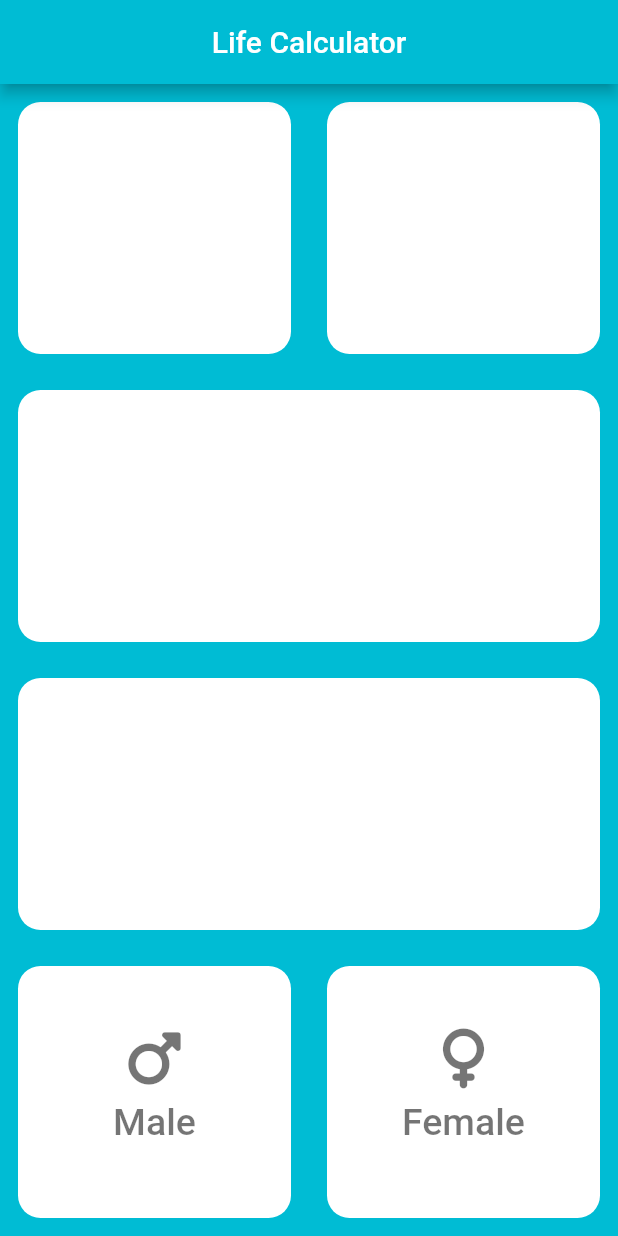
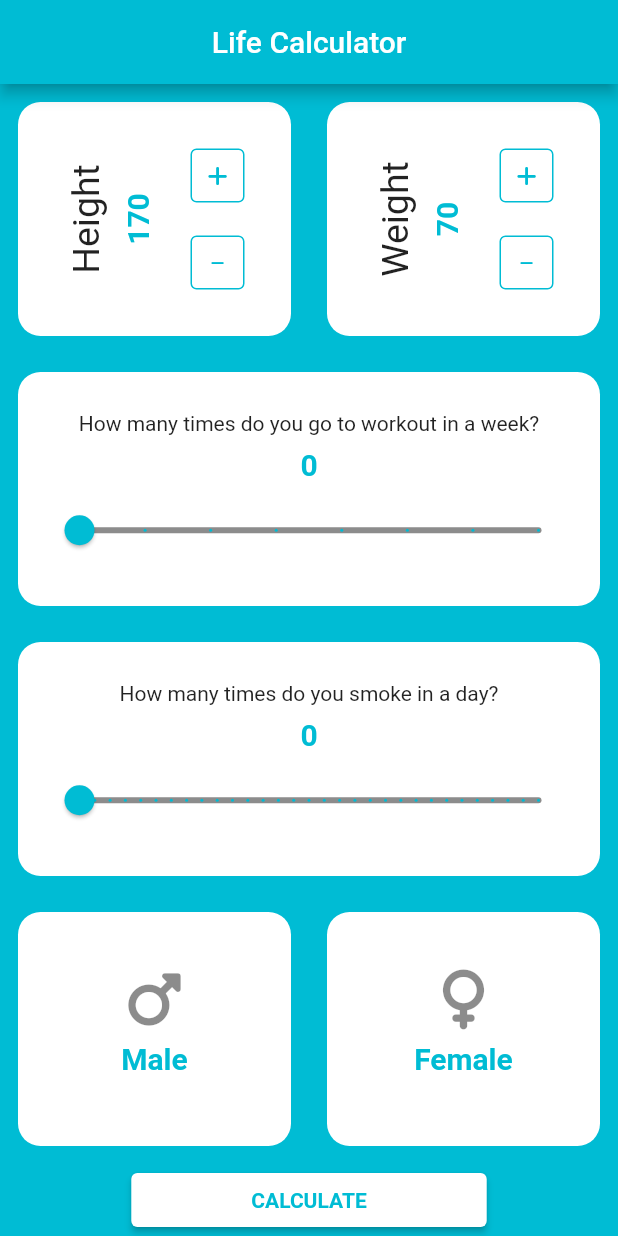
Before and after one commit to 4ZR41L/life_calculator, a Flutter app: the screen it shows after launch, on a phone screen of 412 x 824 dp. Run offline on Flutter 3.47's test engine with Material 2 defaults, Android fonts, the light colour scheme and no system bars; our stand-ins replace font_awesome_flutter.

Commit message:
ui is ready working on routing abilities

```diff
--- /dev/null
+++ b/lib/constants.dart
@@ -0,0 +1,8 @@
+
+
+import 'package:flutter/material.dart';
+
+TextStyle font25 = const TextStyle(
+    fontSize: 20,
+    fontWeight: FontWeight.bold,
+    color: Colors.cyan);
--- a/lib/input_page.dart
+++ /dev/null
@@ -1,39 +0,0 @@
-import 'package:flutter/material.dart';
-import 'package:life_calculator/widgets.dart';
-
-class InputPage extends StatefulWidget {
-  const InputPage({Key? key}) : super(key: key);
-
-  @override
-  State<InputPage> createState() => _InputPageState();
-}
-
-class _InputPageState extends State<InputPage> {
-  @override
-  Widget build(BuildContext context) {
-    return Scaffold(
-      backgroundColor: Colors.cyan,
-      appBar: AppBar(
-        backgroundColor: Colors.cyan,
-        title: const Text(
-          'Life Calculator',
-        ),
-        centerTitle: true,
-      ),
-      body: SafeArea(
-          child: Column(
-        mainAxisAlignment: MainAxisAlignment.spaceEvenly,
-        children: [
-          Expanded(flex: 1, child: Row(children: [Box(), Box()],)),
-          Box(),
-          Box(),
-          Expanded(flex: 1, child: Row(children: [Box(innerWidget: const GenderBox(gender: 'male',)), Box(innerWidget: const GenderBox(gender:'female'),)],)),
-
-
-
-
-        ],
-      )),
-    );
-  }
-}
--- a/lib/main.dart
+++ b/lib/main.dart
@@ -1,6 +1,7 @@
 import 'package:flutter/material.dart';
-import 'package:life_calculator/input_page.dart';
-
+import 'package:life_calculator/screens/final_screen.dart';
+import 'package:life_calculator/screens/input_screen.dart';
+import 'package:life_calculator/screens/result_screen.dart';
 
 void main() {
   runApp(const MyApp());
@@ -13,14 +14,19 @@ class MyApp extends StatelessWidget {
   @override
   Widget build(BuildContext context) {
     return MaterialApp(
-
       debugShowCheckedModeBanner: false,
       title: 'Flutter Demo',
       theme: ThemeData(
-
-        primaryColor: Colors.cyan
-      ),
-      home: const InputPage(),
+          scaffoldBackgroundColor: Colors.cyan,
+          primaryColor: Colors.cyan,
+          backgroundColor: Colors.cyan,
+          colorScheme:
+              ColorScheme.fromSwatch().copyWith(secondary: Colors.cyan)),
+      routes: {
+        '/': (context) => const InputScreen(),
+        '/ResultScreen': (context) => const ResultScreen(),
+        '/FinalScreen': (context) => const FinalScreen()
+      },
     );
   }
 }
--- /dev/null
+++ b/lib/screens/final_screen.dart
@@ -0,0 +1,35 @@
+import 'package:flutter/material.dart';
+
+class FinalScreen extends StatelessWidget {
+  const FinalScreen({Key? key}) : super(key: key);
+
+  @override
+  Widget build(BuildContext context) {
+    return Scaffold(
+      appBar: AppBar(
+        backgroundColor: Colors.cyan,
+        title: const Text('Final Screen'),
+        centerTitle: true,
+      ),
+      body: Center(
+        child: Column(
+          mainAxisAlignment: MainAxisAlignment.center,
+          crossAxisAlignment: CrossAxisAlignment.center,
+          children: [
+             const Text(
+              'Height: ',
+              textAlign: TextAlign.center,
+            ),
+            ElevatedButton(
+              onPressed: () {
+                Navigator.pop(context);
+
+              },
+              child: const Text('Back'),
+            )
+          ],
+        ),
+      ),
+    );
+  }
+}
--- /dev/null
+++ b/lib/screens/input_screen.dart
@@ -0,0 +1,99 @@
+import 'package:flutter/material.dart';
+import 'package:life_calculator/widgets/container_box.dart';
+import 'package:life_calculator/widgets/gender_box.dart';
+import 'package:life_calculator/widgets/height_weight_box.dart';
+import 'package:life_calculator/widgets/smoke_box.dart';
+import 'package:life_calculator/widgets/sport_box.dart';
+
+class InputScreen extends StatefulWidget {
+  const InputScreen({Key? key}) : super(key: key);
+
+  @override
+  State<InputScreen> createState() => _InputScreenState();
+}
+
+class _InputScreenState extends State<InputScreen> {
+  @override
+  Widget build(BuildContext context) {
+    Map userData = {
+      'height': heightOfUser,
+      'gender': 'male',
+      'smokeCount': smokeCount,
+      'weight': weightOfUser,
+      'workoutCount': workoutCount
+    };
+
+    return Scaffold(
+      //backgroundColor: Colors.cyan,
+      appBar: AppBar(
+        backgroundColor: Colors.cyan,
+        title: const Text(
+          'Life Calculator',
+        ),
+        centerTitle: true,
+      ),
+      body: SafeArea(
+        child: Column(
+          crossAxisAlignment: CrossAxisAlignment.stretch,
+          mainAxisAlignment: MainAxisAlignment.spaceEvenly,
+          children: [
+            Expanded(
+                flex: 1,
+                child: Row(
+                  children: const [
+                    Box(
+                      innerWidget: HeightWeightBox(typeOfBox: 'height'),
+                    ),
+                    Box(
+                      innerWidget: HeightWeightBox(typeOfBox: 'weight'),
+                    )
+                  ],
+                )),
+            const Box(innerWidget: SportBox()),
+            const Box(
+              innerWidget: SmokeBox(),
+            ),
+            Expanded(
+              flex: 1,
+              child: Row(
+                children: [
+                  Box(
+                    innerWidget: GenderBox(
+                      gender: 'male',
+                    ),
+                  ),
+                  Box(
+                    innerWidget: GenderBox(gender: 'female'),
+                  )
+                ],
+              ),
+            ),
+            Center(
+              child: ElevatedButton(
+                style: const ButtonStyle(
+                  backgroundColor: MaterialStatePropertyAll(
+                    Colors.white,
+                  ),
+                  padding: MaterialStatePropertyAll(
+                    EdgeInsetsDirectional.fromSTEB(80, 5, 80, 5),
+                  ),
+                ),
+                onPressed: () {
+                  Navigator.pushNamed(context, '/ResultScreen',
+                      arguments: userData);
+                },
+                child: const Text(
+                  'CALCULATE',
+                  style: TextStyle(
+                    color: Colors.cyan,
+                    fontWeight: FontWeight.bold,
+                  ),
+                ),
+              ),
+            ),
+          ],
+        ),
+      ),
+    );
+  }
+}
--- /dev/null
+++ b/lib/screens/result_screen.dart
@@ -0,0 +1,46 @@
+import 'package:flutter/material.dart';
+import 'final_screen.dart';
+
+
+class ResultScreen extends StatelessWidget {
+
+  const ResultScreen({super.key});
+
+  static const routeName = '/extractArguments';
+
+  @override
+  Widget build(BuildContext context) {
+
+    return Scaffold(
+      appBar: AppBar(
+        backgroundColor: Colors.cyan,
+        title: const Text('Result Screen'),
+        centerTitle: true,
+      ),
+      body: Center(
+        child: Column(
+          mainAxisAlignment: MainAxisAlignment.center,
+          crossAxisAlignment: CrossAxisAlignment.center,
+          children: [
+             const Text(
+              'Height: \nWeight:  \nWorkoutCount:  \nSmokeCount: \nGender: ',
+              textAlign: TextAlign.center,
+            ),
+            ElevatedButton(
+              onPressed: () {
+                Route route = MaterialPageRoute(
+                  builder: (context) {
+                    return const FinalScreen();
+                  },
+                );
+
+                Navigator.push(context, route);
+              },
+              child: const Text('next'),
+            )
+          ],
+        ),
+      ),
+    );
+  }
+}
--- a/lib/widgets.dart
+++ /dev/null
@@ -1,86 +0,0 @@
-import 'package:flutter/material.dart';
-import 'package:font_awesome_flutter/font_awesome_flutter.dart';
-
-class Box extends StatefulWidget {
-  late Color reng;
-  final Widget? innerWidget;
-  Box({super.key, this.reng = Colors.white, this.innerWidget});
-
-  @override
-  State<Box> createState() => _BoxState();
-}
-
-class _BoxState extends State<Box> {
-  @override
-  Widget build(BuildContext context) {
-    return Expanded(
-      child: Container(
-          margin: const EdgeInsets.all(12.0),
-          decoration: BoxDecoration(
-              color: widget.reng, borderRadius: BorderRadius.circular(15)),
-          padding: const EdgeInsets.all(15),
-          child: widget.innerWidget),
-    );
-  }
-}
-
-class GenderBox extends StatefulWidget {
-  final String gender;
-
-  const GenderBox({super.key, required this.gender});
-
-  @override
-  State<GenderBox> createState() => _GenderBoxState();
-}
-
-class _GenderBoxState extends State<GenderBox> {
-
-  Color maleColor = Colors.black54;
-  Color femaleColor = Colors.black54;
-
-  void selectGender(gender) {
-    setState(() {
-      if (gender == 'male') {
-        femaleColor = Colors.black45;
-        maleColor = Colors.green;
-      } else {
-        femaleColor = Colors.green;
-        maleColor = Colors.black45;
-      }
-    });
-  }
-
-  @override
-  Widget build(BuildContext context) {
-    return TextButton(
-      onPressed: () {
-        selectGender(widget.gender);
-      },
-      child: Column(
-        mainAxisAlignment: MainAxisAlignment.center,
-        children: [
-          widget.gender == 'female'
-              ? FaIcon(
-                  FontAwesomeIcons.venus,
-                  size: 40,
-                  color: femaleColor,
-                )
-              : FaIcon(
-                  FontAwesomeIcons.mars,
-                  size: 40,
-                  color: maleColor,
-                ),
-          Padding(
-            padding: const EdgeInsets.all(8.0),
-            child: Text(
-              widget.gender == "female" ? 'Female' : 'Male',
-              style: TextStyle(
-                  fontSize: 25,
-                  color: widget.gender == "female" ? femaleColor : maleColor),
-            ),
-          )
-        ],
-      ),
-    );
-  }
-}
--- /dev/null
+++ b/lib/widgets/container_box.dart
@@ -0,0 +1,21 @@
+
+import 'package:flutter/material.dart';
+
+class Box extends StatelessWidget {
+  final Color reng;
+  final Widget? innerWidget;
+  const Box({super.key, this.reng = Colors.white, this.innerWidget});
+
+  @override
+  Widget build(BuildContext context) {
+    return Expanded(
+      flex: 1,
+      child: Container(
+          margin: const EdgeInsets.all(12.0),
+          decoration: BoxDecoration(
+              color: reng, borderRadius: BorderRadius.circular(15)),
+          padding: const EdgeInsets.all(15),
+          child: innerWidget),
+    );
+  }
+}
--- /dev/null
+++ b/lib/widgets/gender_box.dart
@@ -0,0 +1,61 @@
+import 'package:flutter/material.dart';
+import 'package:font_awesome_flutter/font_awesome_flutter.dart';
+import '../constants.dart';
+
+class GenderBox extends StatefulWidget {
+
+   String gender = 'male';
+
+  GenderBox({super.key, required this.gender});
+
+  @override
+  State<GenderBox> createState() => _GenderBoxState();
+}
+
+class _GenderBoxState extends State<GenderBox> {
+  Color maleColor = Colors.black45;
+  Color femaleColor = Colors.black45;
+  String selectedGender = '';
+
+  @override
+  Widget build(BuildContext context) {
+    return GestureDetector(
+      onTap: () {
+        if (widget.gender == 'female') {
+          setState(() {
+            selectedGender = 'female';
+          });
+        } else {
+          setState(() {
+            selectedGender = 'male';
+          });
+        }
+      },
+      child: Column(
+        mainAxisAlignment: MainAxisAlignment.center,
+        children: [
+          widget.gender == 'female'
+              ? FaIcon(
+                  FontAwesomeIcons.venus,
+                  size: 40,
+                  color:
+                      selectedGender == 'female' ? Colors.cyan : Colors.black45,
+                )
+              : FaIcon(
+                  FontAwesomeIcons.mars,
+                  size: 40,
+                  color:
+                      selectedGender == 'male' ? Colors.cyan : Colors.black45,
+                ),
+          Padding(
+            padding: const EdgeInsets.all(8.0),
+            child: Text(
+              widget.gender == "female" ? 'Female' : 'Male',
+              style: font25,
+            ),
+          )
+        ],
+      ),
+    );
+  }
+}
--- /dev/null
+++ b/lib/widgets/height_weight_box.dart
@@ -0,0 +1,110 @@
+import 'package:flutter/material.dart';
+import 'package:font_awesome_flutter/font_awesome_flutter.dart';
+import '../constants.dart';
+
+int heightOfUser = 170;
+int weightOfUser = 70;
+class HeightWeightBox extends StatefulWidget {
+  final String typeOfBox;
+
+  const HeightWeightBox({super.key, required this.typeOfBox});
+
+  @override
+  State<HeightWeightBox> createState() => _HeightWeightBoxState();
+}
+
+class _HeightWeightBoxState extends State<HeightWeightBox> {
+
+
+  int getHeight() {
+    return heightOfUser;
+  }
+
+  int getWeight() {
+    return weightOfUser;
+  }
+
+  //late String typeOfBox = '';
+  @override
+  Widget build(BuildContext context) {
+    return Row(
+      mainAxisAlignment: MainAxisAlignment.spaceEvenly,
+      mainAxisSize: MainAxisSize.max,
+      children: [
+        RotatedBox(
+          quarterTurns: -1,
+          child: Column(
+            mainAxisSize: MainAxisSize.max,
+            mainAxisAlignment: MainAxisAlignment.spaceBetween,
+            children: [
+              Text(
+                widget.typeOfBox == 'height' ? "Height" : "Weight",
+                style: const TextStyle(fontSize: 25),
+              ),
+              Padding(
+                padding: const EdgeInsets.all(8.0),
+                child: Text(
+                  widget.typeOfBox == 'height'
+                      ? heightOfUser.toString()
+                      : weightOfUser.toString(),
+                  style: font25,
+                ),
+              ),
+            ],
+          ),
+        ),
+        Column(
+          crossAxisAlignment: CrossAxisAlignment.center,
+          mainAxisSize: MainAxisSize.max,
+          mainAxisAlignment: MainAxisAlignment.spaceEvenly,
+          children: [
+            SizedBox(
+              width: 36,
+              child: OutlinedButton(
+                style: OutlinedButton.styleFrom(
+                    padding: const EdgeInsets.all(1),
+                    side: const BorderSide(
+                      color: Colors.cyan,
+                    )),
+                onPressed: () {
+                  setState(() {
+                    widget.typeOfBox == 'height'
+                        ? heightOfUser++
+                        : weightOfUser++;
+                  });
+                },
+                child: const Icon(
+                  FontAwesomeIcons.plus,
+                  color: Colors.cyan,
+                  size: 15,
+                ),
+              ),
+            ),
+            SizedBox(
+              width: 36,
+              child: OutlinedButton(
+                style: OutlinedButton.styleFrom(
+                  padding: const EdgeInsets.all(1),
+                  side: const BorderSide(
+                      width: 1, color: Colors.cyan, style: BorderStyle.solid),
+                ),
+                onPressed: () {
+                  setState(() {
+                    widget.typeOfBox == 'height'
+                        ? heightOfUser--
+                        : weightOfUser--;
+                  });
+                },
+                child: const Icon(
+                  FontAwesomeIcons.minus,
+                  color: Colors.cyan,
+                  size: 10,
+                ),
+              ),
+            ),
+          ],
+        )
+      ],
+    );
+  }
+}
--- /dev/null
+++ b/lib/widgets/smoke_box.dart
@@ -0,0 +1,48 @@
+import 'package:flutter/material.dart';
+
+import '../constants.dart';
+
+int smokeCount = 0;
+
+class SmokeBox extends StatefulWidget {
+  const SmokeBox({Key? key}) : super(key: key);
+
+  @override
+  State<SmokeBox> createState() => _SmokeBoxState();
+}
+
+class _SmokeBoxState extends State<SmokeBox> {
+  @override
+  Widget build(BuildContext context) {
+    return Column(
+      mainAxisAlignment: MainAxisAlignment.center,
+      crossAxisAlignment: CrossAxisAlignment.center,
+      children: [
+        const Text(
+          "How many times do you smoke in a day?",
+        ),
+        Padding(
+          padding: const EdgeInsets.all(8.0),
+          child: Text(
+            smokeCount.toString(),
+            style: font25,
+          ),
+        ),
+        Slider.adaptive(
+          value: smokeCount.toDouble(),
+          onChanged: (value) {
+            setState(() {
+              smokeCount = value.toInt();
+            });
+          },
+          activeColor: Colors.cyan,
+          max: 30,
+          min: 0,
+          thumbColor: Colors.cyan,
+          inactiveColor: Colors.black45,
+          divisions: 30,
+        ),
+      ],
+    );
+  }
+}
--- /dev/null
+++ b/lib/widgets/sport_box.dart
@@ -0,0 +1,48 @@
+import 'package:flutter/material.dart';
+
+import '../constants.dart';
+
+int workoutCount = 0;
+
+class SportBox extends StatefulWidget {
+  const SportBox({Key? key}) : super(key: key);
+
+  @override
+  State<SportBox> createState() => _SportBoxState();
+}
+
+class _SportBoxState extends State<SportBox> {
+  @override
+  Widget build(BuildContext context) {
+    return Column(
+      mainAxisAlignment: MainAxisAlignment.center,
+      crossAxisAlignment: CrossAxisAlignment.center,
+      children: [
+        const Text(
+          "How many times do you go to workout in a week?",
+        ),
+        Padding(
+          padding: const EdgeInsets.all(8.0),
+          child: Text(
+            workoutCount.toString(),
+            style: font25,
+          ),
+        ),
+        Slider.adaptive(
+          value: workoutCount.toDouble(),
+          onChanged: (value) {
+            setState(() {
+              workoutCount = value.toInt();
+            });
+          },
+          activeColor: Colors.cyan,
+          max: 7,
+          min: 0,
+          thumbColor: Colors.cyan,
+          inactiveColor: Colors.black45,
+          divisions: 7,
+        ),
+      ],
+    );
+  }
+}
```
